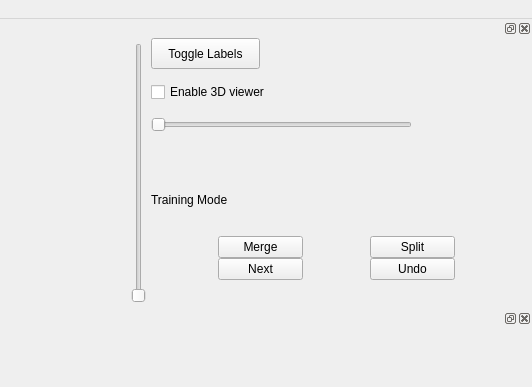
janelia-flyem/NeuroProof, file Gui/neuroproof_stack_viewer.ui: the form before one commit; both pictures show x 393 to 925 and y 0 to 387 of the 925 by 649 pixel window.
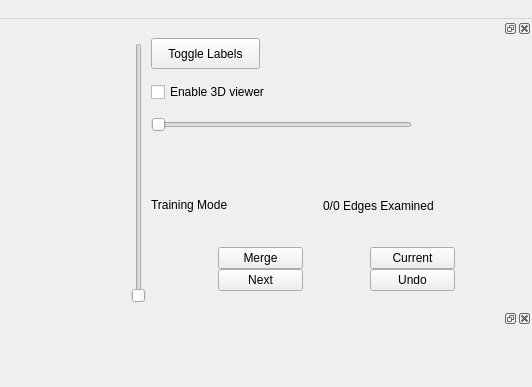
The form after the commit. The open tabs and pages were chosen to show the change.

```diff
--- a/Gui/neuroproof_stack_viewer.ui
+++ b/Gui/neuroproof_stack_viewer.ui
@@ -239,16 +239,18 @@
               <number>0</number>
              </property>
              <item>
+              <layout class="QHBoxLayout" name="horizontalLayout_2">
+               <item>
               <widget class="QLabel" name="trainlabel">
                <property name="minimumSize">
                 <size>
-                 <width>277</width>
+                   <width>125</width>
                  <height>50</height>
                 </size>
                </property>
                <property name="maximumSize">
                 <size>
-                 <width>277</width>
+                   <width>125</width>
                  <height>50</height>
                 </size>
                </property>
@@ -260,6 +262,27 @@
                </property>
               </widget>
              </item>
+               <item alignment="Qt::AlignRight">
+                <widget class="QLabel" name="progressLabel">
+                 <property name="minimumSize">
+                  <size>
+                   <width>200</width>
+                   <height>0</height>
+                  </size>
+                 </property>
+                 <property name="maximumSize">
+                  <size>
+                   <width>200</width>
+                   <height>16777215</height>
+                  </size>
+                 </property>
+                 <property name="text">
+                  <string>0/0 Edges Examined</string>
+                 </property>
+                </widget>
+               </item>
+              </layout>
+             </item>
              <item>
               <layout class="QGridLayout" name="train2Layout">
                <item row="1" column="0">
@@ -297,7 +320,7 @@
                   </size>
                  </property>
                  <property name="text">
-                  <string>Split</string>
+                  <string>Current</string>
                  </property>
                 </widget>
                </item>
```
Left out of the diff: 2 changed lines with no effect on the pictures. Lines whose indentation alone changed are shown as unchanged.
